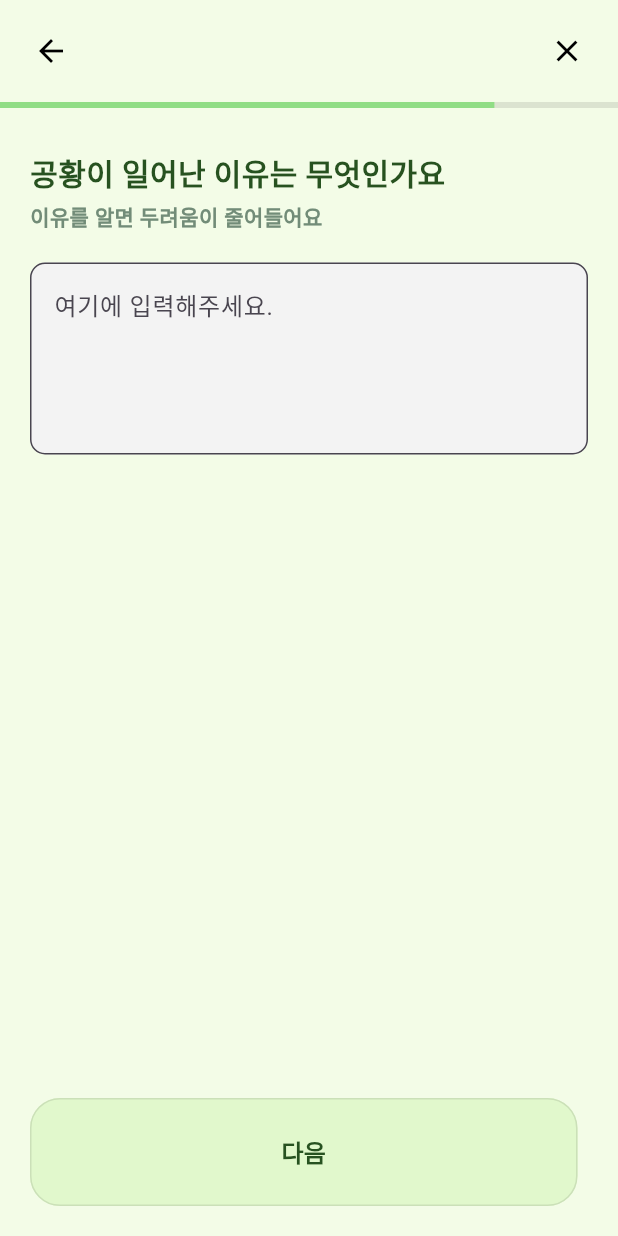
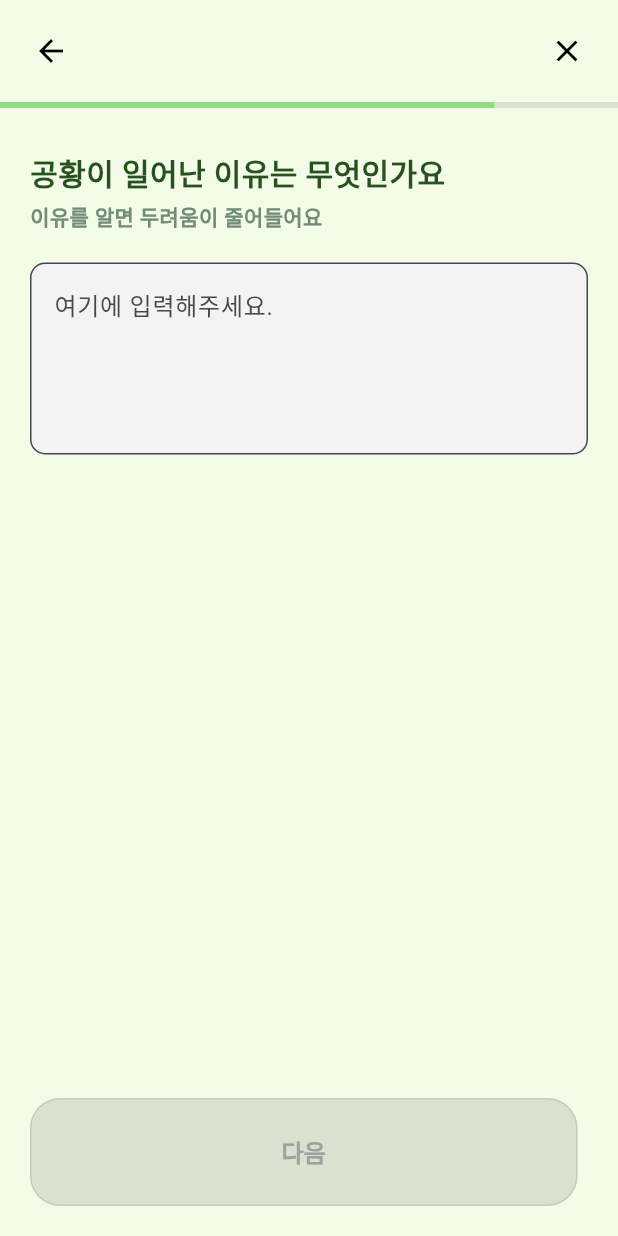
Before and after one commit to GDG-Solution/GDG-Front, a Flutter app: the RecordPage3 screen opened directly with empty values, on a phone screen of 412 x 824 dp. Run offline on Flutter 3.47's test engine with Material 3 defaults, Android fonts, the phone set to English and light mode, and no system bars; our stand-ins replace flutter_dotenv, image_picker, shared_preferences, speech_to_text; accounts and stored records are empty; Roboto replaces fonts that are missing (Pretendard).

Commit message:
Feat: 버튼 비활성화 기능 추가

```diff
--- a/breath/lib/screens/record/record_main.dart
+++ b/breath/lib/screens/record/record_main.dart
@@ -9,7 +9,7 @@ class RecordMain extends StatefulWidget {
 }
 
 class _RecordMainState extends State<RecordMain> {
-  int _painRate = -1; // ✅ 선택된 인덱스 (-1: 아무것도 선택되지 않음)
+  int _painRate = -1; // 선택된 인덱스 (-1: 아무것도 선택되지 않음)
 
   @override
   Widget build(BuildContext context) {
--- a/breath/lib/screens/record/record_more_0.dart
+++ b/breath/lib/screens/record/record_more_0.dart
@@ -1,5 +1,3 @@
-// Q1. 공황이 일어났던 주변을 찍어주세요. 주변 사진 촬영
-
 import 'package:flutter/material.dart';
 import './components/custom_button.dart';
 import './components/custom_navigation_bar.dart';
@@ -19,7 +17,6 @@ class RecordPage0 extends StatefulWidget {
 class _RecordPage0State extends State<RecordPage0> {
   @override
   Widget build(BuildContext context) {
-    print("전달받은 painRate: ${widget.painRate}"); // ✅ 콘솔 출력 추가
     return Scaffold(
       backgroundColor: Color(0xFFF3FCE7),
       body: SafeArea(
@@ -36,7 +33,7 @@ class _RecordPage0State extends State<RecordPage0> {
             ),
 
             CustomGaugeBar(
-              currentValue: 1, // ✅ 현재 값 (0~6)
+              currentValue: 1,
             ),
 
             SizedBox(height: 38),
--- a/breath/lib/screens/record/record_more_3.dart
+++ b/breath/lib/screens/record/record_more_3.dart
@@ -1,4 +1,4 @@
-import 'dart:io'; // ✅ File 객체 사용을 위해 추가
+import 'dart:io';
 import 'package:flutter/material.dart';
 import './components/custom_button.dart';
 import './components/custom_navigation_bar.dart';
@@ -9,12 +9,12 @@ import 'record_more_4.dart';
 class RecordPage3 extends StatefulWidget {
   final int painRate;
   final File? imageFile;
-  final List<String> selectedSymptoms; // ✅ 증상 리스트 추가
+  final List<String> selectedSymptoms; // 증상 리스트 추가
 
   RecordPage3({
     required this.painRate,
     this.imageFile,
-    required this.selectedSymptoms, // ✅ 생성자에서 받아오기
+    required this.selectedSymptoms, // 생성자에서 받아오기
   });
 
   @override
@@ -23,11 +23,25 @@ class RecordPage3 extends StatefulWidget {
 
 class _RecordPage3State extends State<RecordPage3> {
   TextEditingController _inputController = TextEditingController();
+  bool nextButtonEnabled = false; // 버튼 활성화 상태
+
+  @override
+  void initState() {
+    super.initState();
+    _inputController.addListener(_updateButtonState);
+  }
 
   @override
   void dispose() {
+    _inputController.removeListener(_updateButtonState);
     _inputController.dispose(); // 메모리 누수 방지
     super.dispose();
+  }
+
+  void _updateButtonState() {
+    setState(() {
+      nextButtonEnabled = _inputController.text.trim().isNotEmpty; // 입력 여부 확인
+    });
   }
 
   @override
@@ -48,7 +62,7 @@ class _RecordPage3State extends State<RecordPage3> {
             ),
 
             CustomGaugeBar(
-              currentValue: 4, // ✅ 현재 값 (0~6)
+              currentValue: 4,
             ),
 
             SizedBox(height: 28),
@@ -79,7 +93,7 @@ class _RecordPage3State extends State<RecordPage3> {
                       fillColor: Color(0xFFF3F3F3),
                     ),
                     maxLines: 4,
-                  )
+                  ),
                 ],
               ),
             ),
@@ -95,23 +109,32 @@ class _RecordPage3State extends State<RecordPage3> {
                   CustomButton(
                     text: "다음",
                     width: 365,
-                    bgColor: Color(0xFFE1F8CC),
-                    textColor: Color(0xFF275220),
-                    borderColor: Color(0xffCBE0B8),
-                    onPressed: () {
+                    bgColor: nextButtonEnabled
+                        ? Color(0xFFE1F8CC).withOpacity(0.9) // 입력값 있으면 활성화
+                        : Colors.black.withOpacity(0.1), // 입력 없으면 비활성화 색상
+                    textColor: nextButtonEnabled
+                        ? Color(0xFF275220)
+                        : Color(0xffA1A1A1),
+                    borderColor: nextButtonEnabled
+                        ? Color(0xffCBE0B8)
+                        : Colors.black.withOpacity(0.1),
+                    onPressed: nextButtonEnabled
+                        ? () {
                             Navigator.push(
                               context,
                               MaterialPageRoute(
                                 builder: (context) => RecordPage4(
-                            painRate: widget.painRate, // ✅ 기존 데이터 유지
-                            imageFile: widget.imageFile, // ✅ 기존 데이터 유지
+                                  painRate: widget.painRate, // 기존 데이터 유지
+                                  imageFile: widget.imageFile, // 기존 데이터 유지
                                   selectedSymptoms:
-                                widget.selectedSymptoms, // ✅ 기존 데이터 유지
-                            panicReason: _inputController.text, // ✅ 공황 이유 전달
+                                      widget.selectedSymptoms, // 기존 데이터 유지
+                                  panicReason:
+                                      _inputController.text.trim(), // 공황 이유 전달
                                 ),
                               ),
                             );
-                    },
+                          }
+                        : () {}, // ✅ 입력 없으면 버튼 비활성화
                   ),
                 ],
               ),
--- a/breath/lib/screens/record/record_more_4.dart
+++ b/breath/lib/screens/record/record_more_4.dart
@@ -27,7 +27,7 @@ class _RecordPage4State extends State<RecordPage4> {
   Widget build(BuildContext context) {
     print("📢 데이터 확인:");
     print("고통 수치: ${widget.painRate}");
-    print("사진 파일: ${widget.imageFile != null ? widget.imageFile!.path : '없음'}");
+    print("사진 파일: ${widget.imageFile}");
     print("선택한 증상들: ${widget.selectedSymptoms}");
     print("공황 이유: ${widget.panicReason}");
 
@@ -46,7 +46,7 @@ class _RecordPage4State extends State<RecordPage4> {
             ),
 
             CustomGaugeBar(
-              currentValue: 5, // ✅ 현재 값 (0~6)
+              currentValue: 5,
             ),
 
             SizedBox(height: 38),
@@ -87,7 +87,7 @@ class _RecordPage4State extends State<RecordPage4> {
               decoration: BoxDecoration(
                 image: DecorationImage(
                   image: AssetImage("assets/images/record/record_ox.png"),
-                  fit: BoxFit.cover, // ✅ 기존 코드 유지
+                  fit: BoxFit.cover,
                 ),
               ),
             ),
```
Also changed, not shown: breath/lib/screens/record/record_more_2.dart (+33 -22 lines). Lines whose indentation alone changed are shown as unchanged.
